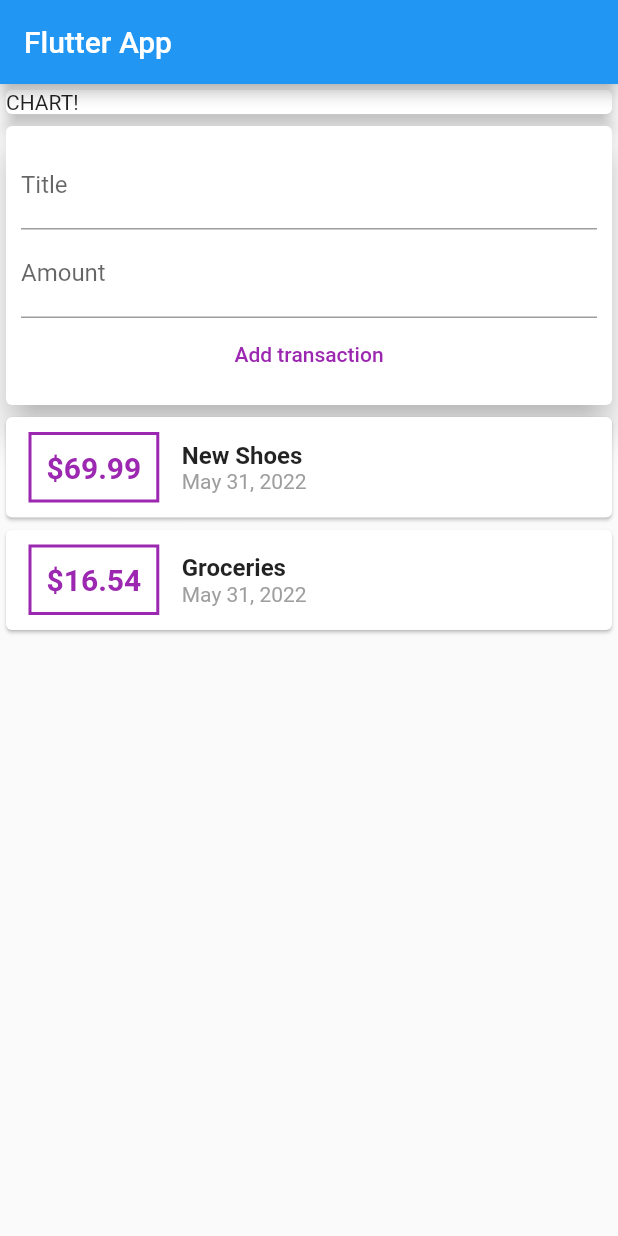
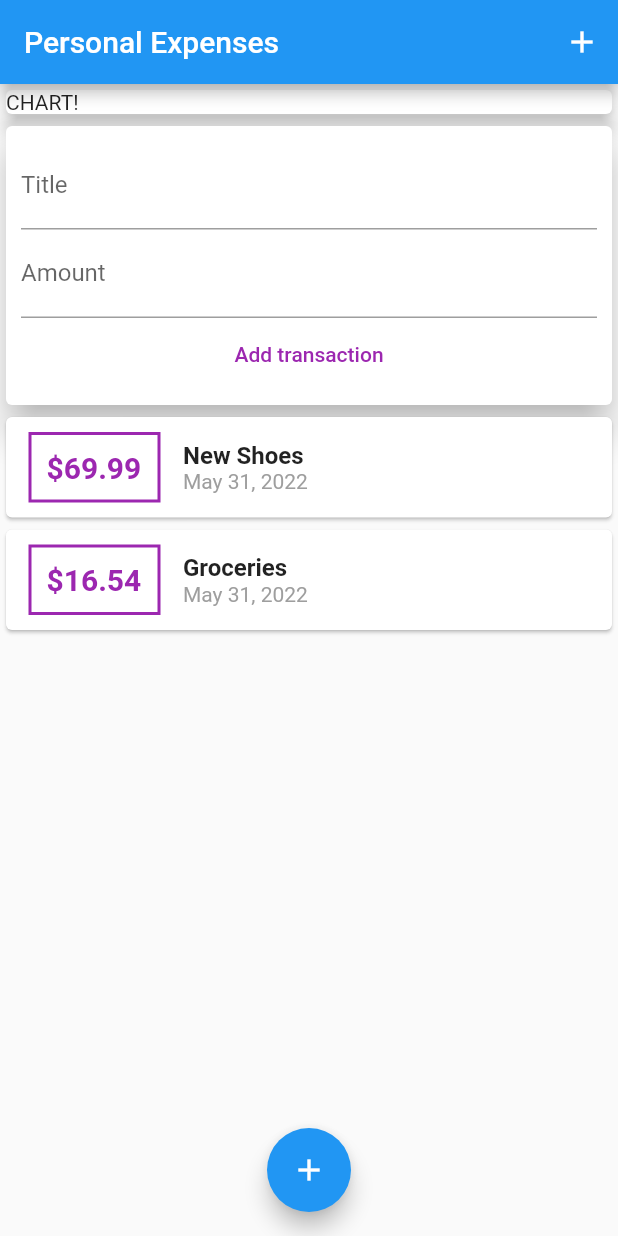
Before and after one commit to MuhammadSaad0/personal_expenses_app, a Flutter app: the screen it shows after launch, after a tap on "Add transaction", on a phone screen of 412 x 824 dp. Run offline on Flutter 3.47's test engine with Material 2 defaults, Android fonts, the phone set to English and light mode, and no system bars.

Commit message:
Added list

```diff
--- a/lib/main.dart
+++ b/lib/main.dart
@@ -1,6 +1,5 @@
 import 'package:flutter/material.dart';
-import './transaction.dart';
-import 'package:intl/intl.dart';
+import './user_transactions.dart';
 
 void main() => runApp(MyApp());
 
@@ -18,19 +17,22 @@ class MyHomePage extends StatelessWidget {
   final titleController = TextEditingController();
   final amountController = TextEditingController();
 
-  final List<Transaction> transactions = [
-    Transaction(
-        id: "t1", title: "New Shoes", amount: 69.99, date: DateTime.now()),
-    Transaction(
-        id: "t2", title: "Groceries", amount: 16.54, date: DateTime.now())
-  ];
   @override
   Widget build(BuildContext context) {
     return Scaffold(
       appBar: AppBar(
-        title: const Text('Flutter App'),
+        title: const Text(
+          "Personal Expenses",
         ),
-      body: Column(
+        actions: [
+          IconButton(
+            icon: Icon(Icons.add),
+            onPressed: () {},
+          )
+        ],
+      ),
+      body: SingleChildScrollView(
+        child: Column(
           mainAxisAlignment: MainAxisAlignment.start,
           crossAxisAlignment: CrossAxisAlignment.stretch,
           children: [
@@ -41,66 +43,14 @@ class MyHomePage extends StatelessWidget {
                 child: Text("CHART!"),
               ),
             ),
-          Card(
-            elevation: 10,
-            child: Container(
-              padding: EdgeInsets.all(10),
-              child: Column(
-                  crossAxisAlignment: CrossAxisAlignment.center,
-                  children: [
-                    TextField(
-                        controller: titleController,
-                        decoration: InputDecoration(labelText: "Title")),
-                    TextField(
-                      controller: amountController,
-                      decoration: InputDecoration(labelText: "Amount"),
-                    ),
-                    TextButton(
-                      onPressed: () {
-                        print(1);
-                      },
-                      child: Text("Add transaction"),
-                      style: TextButton.styleFrom(primary: Colors.purple),
-                    )
-                  ]),
+            UserTransactions()
+          ],
         ),
       ),
-          Column(
-            children: transactions.map((tx) {
-              return Card(
-                child: Row(
-                  children: [
-                    Container(
-                      padding: const EdgeInsets.all(10),
-                      margin: const EdgeInsets.symmetric(
-                          vertical: 10, horizontal: 15),
-                      decoration: BoxDecoration(
-                          border: Border.all(
-                        color: Colors.purple,
-                        width: 2,
-                      )),
-                      child: Text('\$' "${tx.amount}",
-                          style: const TextStyle(
-                              fontWeight: FontWeight.bold,
-                              fontSize: 20,
-                              color: Colors.purple)),
-                    ),
-                    Column(
-                      crossAxisAlignment: CrossAxisAlignment.start,
-                      children: [
-                        Text(tx.title,
-                            style: const TextStyle(
-                                fontSize: 16, fontWeight: FontWeight.bold)),
-                        Text(DateFormat.yMMMMd("en_US").format(tx.date),
-                            style: const TextStyle(color: Colors.grey)),
-                      ],
-                    )
-                  ],
-                ),
-              );
-            }).toList(),
-          ),
-        ],
+      floatingActionButtonLocation: FloatingActionButtonLocation.centerFloat,
+      floatingActionButton: FloatingActionButton(
+        child: Icon(Icons.add),
+        onPressed: () {},
       ),
     );
   }
--- /dev/null
+++ b/lib/new_transaction.dart
@@ -0,0 +1,44 @@
+import 'package:flutter/material.dart';
+
+class NewTransaction extends StatelessWidget {
+  final titleController = TextEditingController();
+  final amountController = TextEditingController();
+  final Function addnewtxn;
+  NewTransaction(this.addnewtxn);
+
+  void submitData() {
+    final enteredTitle = titleController.text;
+    final eneteredAmount = double.parse(amountController.text);
+
+    if (enteredTitle.isEmpty || eneteredAmount <= 0) {
+      return;
+    }
+    addnewtxn(enteredTitle, eneteredAmount);
+  }
+
+  @override
+  Widget build(BuildContext context) {
+    return Card(
+      elevation: 10,
+      child: Container(
+        padding: EdgeInsets.all(10),
+        child: Column(crossAxisAlignment: CrossAxisAlignment.center, children: [
+          TextField(
+              controller: titleController,
+              decoration: InputDecoration(labelText: "Title")),
+          TextField(
+            controller: amountController,
+            keyboardType: TextInputType.number,
+            decoration: InputDecoration(labelText: "Amount"),
+            onSubmitted: (_) => submitData(),
+          ),
+          TextButton(
+            onPressed: submitData,
+            child: Text("Add transaction"),
+            style: TextButton.styleFrom(primary: Colors.purple),
+          )
+        ]),
+      ),
+    );
+  }
+}
--- /dev/null
+++ b/lib/transactions_list.dart
@@ -0,0 +1,51 @@
+import 'package:flutter/material.dart';
+import './transaction.dart';
+import 'package:intl/intl.dart';
+
+class TransactionList extends StatelessWidget {
+  final List<Transaction> transactions;
+  TransactionList(this.transactions);
+
+  @override
+  Widget build(BuildContext context) {
+    return Container(
+      height: 300,
+      child: ListView(
+        children: transactions.map((tx) {
+          return Card(
+            child: Row(
+              children: [
+                Container(
+                  constraints: BoxConstraints(minWidth: 88),
+                  padding: const EdgeInsets.all(10),
+                  margin:
+                      const EdgeInsets.symmetric(vertical: 10, horizontal: 15),
+                  decoration: BoxDecoration(
+                      border: Border.all(
+                    color: Colors.purple,
+                    width: 2,
+                  )),
+                  child: Text('\$' "${tx.amount.toStringAsFixed(2)}",
+                      style: const TextStyle(
+                          fontWeight: FontWeight.bold,
+                          fontSize: 20,
+                          color: Colors.purple)),
+                ),
+                Column(
+                  crossAxisAlignment: CrossAxisAlignment.start,
+                  children: [
+                    Text(tx.title,
+                        style: const TextStyle(
+                            fontSize: 16, fontWeight: FontWeight.bold)),
+                    Text(DateFormat.yMMMMd("en_US").format(tx.date),
+                        style: const TextStyle(color: Colors.grey)),
+                  ],
+                )
+              ],
+            ),
+          );
+        }).toList(),
+      ),
+    );
+  }
+}
--- /dev/null
+++ b/lib/user_transactions.dart
@@ -0,0 +1,39 @@
+import 'package:flutter/material.dart';
+import './new_transaction.dart';
+import "./transactions_list.dart";
+import './transaction.dart';
+
+class UserTransactions extends StatefulWidget {
+  @override
+  State<UserTransactions> createState() => _UserTransactionsState();
+}
+
+class _UserTransactionsState extends State<UserTransactions> {
+  final List<Transaction> _userTransactions = [
+    Transaction(
+        id: "t1", title: "New Shoes", amount: 69.99, date: DateTime.now()),
+    Transaction(
+        id: "t2", title: "Groceries", amount: 16.54, date: DateTime.now())
+  ];
+  void _addNewTransaction(String title, double amount) {
+    final newTx = Transaction(
+        title: title,
+        amount: amount,
+        date: DateTime.now(),
+        id: DateTime.now().toString());
+
+    setState(() {
+      _userTransactions.add(newTx);
+    });
+  }
+
+  @override
+  Widget build(BuildContext context) {
+    return Column(
+      children: [
+        NewTransaction(_addNewTransaction),
+        TransactionList(_userTransactions)
+      ],
+    );
+  }
+}
```
Lines whose indentation alone changed are shown as unchanged.
